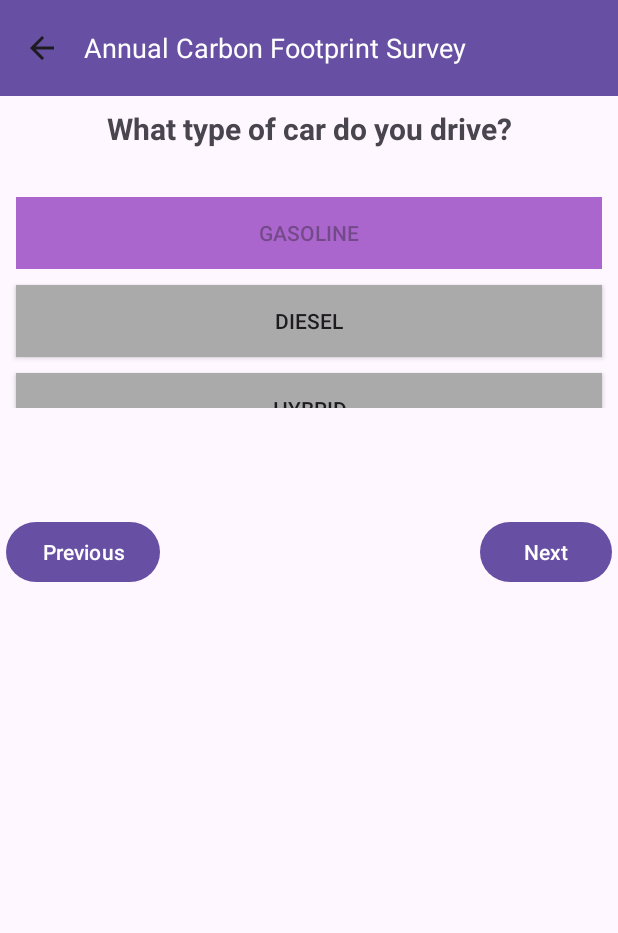
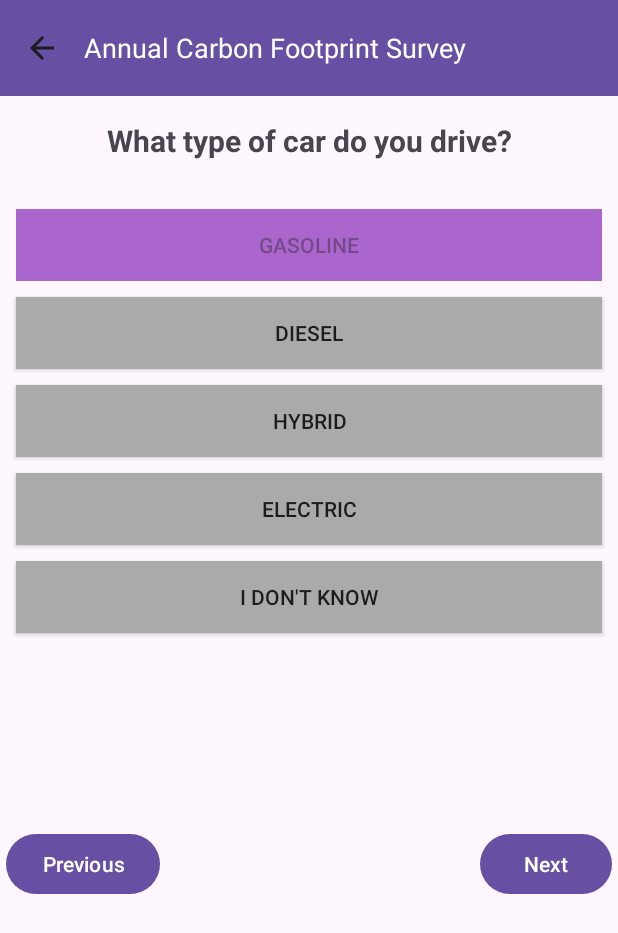
Before and after one commit to Imran-az/B07-Project, an Android app: the AnnualCarbonFootprintSurvey screen opened directly, with no data from a screen before it, after a tap on "Next", on a phone screen of 412 x 824 dp. Shown: the top 933 px of the screen. Run offline under Robolectric (Android 15) with nearby library versions, the phone set to English and light mode, and no system bars.

Commit message:
feat: Create full annual carbon footprint survey flow

```diff
--- a/app/src/main/java/net/robertx/planeteze_b07/annual_carbon_footprint/AnnualCarbonFootprintSurvey.java
+++ b/app/src/main/java/net/robertx/planeteze_b07/annual_carbon_footprint/AnnualCarbonFootprintSurvey.java
@@ -50,12 +50,29 @@ public class AnnualCarbonFootprintSurvey extends AppCompatActivity {
 
         List<SurveyQuestionFragment> fragments = new ArrayList<>();
         fragments.add(SurveyQuestionFragment.newInstance("Do you own or regularly use a car?", new String[]{"Yes", "No"}));
-        // car questions should not be displayed unless they answer yes
         fragments.add(SurveyQuestionFragment.newInstance("What type of car do you drive?", new String[]{"Gasoline", "Diesel", "Hybrid", "Electric", "I don't know"}));
-        fragments.add(SurveyQuestionFragment.newInstance("How many kilometers/miles do you drive per year?", new String[]{"Up to 5,000 km (3,000 miles)", "5,000-10,000 km (3,000 - 6,000 miles)", "10,000 - 15,000 km (6,000 - 9,000) miles", "15,000 - 20,000 km (9,000 - 12,000 mile)", "20,000 - 25,000 (12,000 - 15,000 miles)", "More than 25,000 km (15,000 miles)"}));
-
-        fragments.add(SurveyQuestionFragment.newInstance("How often do you use public transportation (bus, train, subway)?", new String[] {"Never", "Occasionally (1-2 times/week)", "Frequently (3-4 times/week)", "Always (5+ times/week)"}));
-
+        fragments.add(SurveyQuestionFragment.newInstance("How many kilometers/miles do you drive per year?", new String[]{"Up to 5,000 km (3,000 miles)", "5,000–10,000 km (3,000–6,000 miles)", "10,000–15,000 km (6,000–9,000 miles)", "15,000–20,000 km (9,000–12,000 miles)", "20,000–25,000 km (12,000–15,000 miles)", "More than 25,000 km (15,000 miles)"}));
+        fragments.add(SurveyQuestionFragment.newInstance("How often do you use public transportation (bus, train, subway)?", new String[]{"Never", "Occasionally (1-2 times/week)", "Frequently (3-4 times/week)", "Always (5+ times/week)"}));
+        fragments.add(SurveyQuestionFragment.newInstance("How much time do you spend on public transport per week (bus, train, subway)?", new String[]{"Under 1 hour", "1-3 hours", "3-5 hours", "5-10 hours", "More than 10 hours"}));
+        fragments.add(SurveyQuestionFragment.newInstance("How many short-haul flights (less than 1,500 km / 932 miles) have you taken in the past year?", new String[]{"None", "1-2 flights", "3-5 flights", "6-10 flights", "More than 10 flights"}));
+        fragments.add(SurveyQuestionFragment.newInstance("How many long-haul flights (more than 1,500 km / 932 miles) have you taken in the past year?", new String[]{"None", "1-2 flights", "3-5 flights", "6-10 flights", "More than 10 flights"}));
+        fragments.add(SurveyQuestionFragment.newInstance("What best describes your diet?", new String[]{"Vegetarian", "Vegan", "Pescatarian (fish/seafood)", "Meat-based (eat all types of animal products)"}));
+        fragments.add(SurveyQuestionFragment.newInstance("How often do you eat the following animal-based products? Beef:", new String[]{"Daily", "Frequently (3-5 times/week)", "Occasionally (1-2 times/week)", "Never"}));
+        fragments.add(SurveyQuestionFragment.newInstance("How often do you eat the following animal-based products? Pork:", new String[]{"Daily", "Frequently (3-5 times/week)", "Occasionally (1-2 times/week)", "Never"}));
+        fragments.add(SurveyQuestionFragment.newInstance("How often do you eat the following animal-based products? Chicken:", new String[]{"Daily", "Frequently (3-5 times/week)", "Occasionally (1-2 times/week)", "Never"}));
+        fragments.add(SurveyQuestionFragment.newInstance("How often do you eat the following animal-based products? Fish/Seafood:", new String[]{"Daily", "Frequently (3-5 times/week)", "Occasionally (1-2 times/week)", "Never"}));
+        fragments.add(SurveyQuestionFragment.newInstance("How often do you waste food or throw away uneaten leftovers?", new String[]{"Never", "Rarely", "Occasionally", "Frequently"}));
+        fragments.add(SurveyQuestionFragment.newInstance("What type of home do you live in?", new String[]{"Detached house", "Semi-detached house", "Townhouse", "Condo/Apartment", "Other"}));
+        fragments.add(SurveyQuestionFragment.newInstance("How many people live in your household?", new String[]{"1", "2", "3-4", "5 or more"}));
+        fragments.add(SurveyQuestionFragment.newInstance("What is the size of your home?", new String[]{"Under 1000 sq. ft.", "1000-2000 sq. ft.", "Over 2000 sq. ft."}));
+        fragments.add(SurveyQuestionFragment.newInstance("What type of energy do you use to heat your home?", new String[]{"Natural Gas", "Electricity", "Oil", "Propane", "Wood", "Other"}));
+        fragments.add(SurveyQuestionFragment.newInstance("What is your average monthly electricity bill?", new String[]{"Under $50", "$50-$100", "$100-$150", "$150-$200", "Over $200"}));
+        fragments.add(SurveyQuestionFragment.newInstance("What type of energy do you use to heat water in your home?", new String[]{"Natural Gas", "Electricity", "Oil", "Propane", "Solar", "Other"}));
+        fragments.add(SurveyQuestionFragment.newInstance("Do you use any renewable energy sources for electricity or heating (e.g., solar, wind)?", new String[]{"Yes, primarily (more than 50% of energy use)", "Yes, partially (less than 50% of energy use)", "No"}));
+        fragments.add(SurveyQuestionFragment.newInstance("How often do you buy new clothes?", new String[]{"Monthly", "Quarterly", "Annually", "Rarely"}));
+        fragments.add(SurveyQuestionFragment.newInstance("Do you buy second-hand or eco-friendly products?", new String[]{"Yes, regularly", "Yes, occasionally", "No"}));
+        fragments.add(SurveyQuestionFragment.newInstance("How many electronic devices (phones, laptops, etc.) have you purchased in the past year?", new String[]{"None", "1", "2", "3 or more"}));
+        fragments.add(SurveyQuestionFragment.newInstance("How often do you recycle?", new String[]{"Never", "Occasionally", "Frequently", "Always"}));
 
 
 
@@ -84,6 +101,20 @@ public class AnnualCarbonFootprintSurvey extends AppCompatActivity {
             viewPager.setCurrentItem(currentItem + 1, true);
             nextButton.setEnabled(viewPager.getCurrentItem() < viewPager.getAdapter().getItemCount() - 1);
             previousButton.setEnabled(viewPager.getCurrentItem() > 0);
+
+            // if the current item is 1 from the last item, show the submit button
+            if (viewPager.getCurrentItem() == viewPager.getAdapter().getItemCount() - 1) {
+                nextButton.setEnabled(true);
+                nextButton.setText("Submit");
+                nextButton.setOnClickListener(v1 -> {
+                    answers.put(fragments.get(fragments.size() - 1).getQuestion(), fragments.get(fragments.size() - 1).getSelectedOption());
+                    Toast.makeText(this, "Survey submitted!", Toast.LENGTH_SHORT).show();
+                    nextButton.setEnabled(false);
+                    previousButton.setEnabled(false);
+                    finish();
+                });
+            }
+
         });
 
 
--- a/app/src/main/res/layout/activity_annual_carbon_footprint_survey.xml
+++ b/app/src/main/res/layout/activity_annual_carbon_footprint_survey.xml
@@ -61,9 +61,10 @@
                 android:id="@+id/surveyPages"
                 android:layout_width="match_parent"
                 android:layout_height="0dp"
-                android:layout_marginTop="8dp"
-                android:minHeight="200dp"
+                android:layout_marginTop="16dp"
+                android:minHeight="400dp"
                 app:layout_constraintEnd_toEndOf="parent"
+                app:layout_constraintHorizontal_bias="0.0"
                 app:layout_constraintStart_toStartOf="parent"
                 app:layout_constraintTop_toTopOf="parent">
 
@@ -74,6 +75,7 @@
                 android:layout_width="match_parent"
                 android:layout_height="wrap_content"
                 android:layout_marginTop="64dp"
+                app:layout_constraintBottom_toBottomOf="parent"
                 app:layout_constraintEnd_toEndOf="parent"
                 app:layout_constraintStart_toStartOf="parent"
                 app:layout_constraintTop_toBottomOf="@+id/surveyPages">
--- a/app/src/main/res/layout/fragment_survey_question.xml
+++ b/app/src/main/res/layout/fragment_survey_question.xml
@@ -3,7 +3,8 @@
     xmlns:app="http://schemas.android.com/apk/res-auto"
     xmlns:tools="http://schemas.android.com/tools"
     android:layout_width="match_parent"
-    android:layout_height="wrap_content">
+    android:layout_height="match_parent"
+    android:minHeight="200dp">
 
     <TextView
         android:id="@+id/question_text_view"
```
